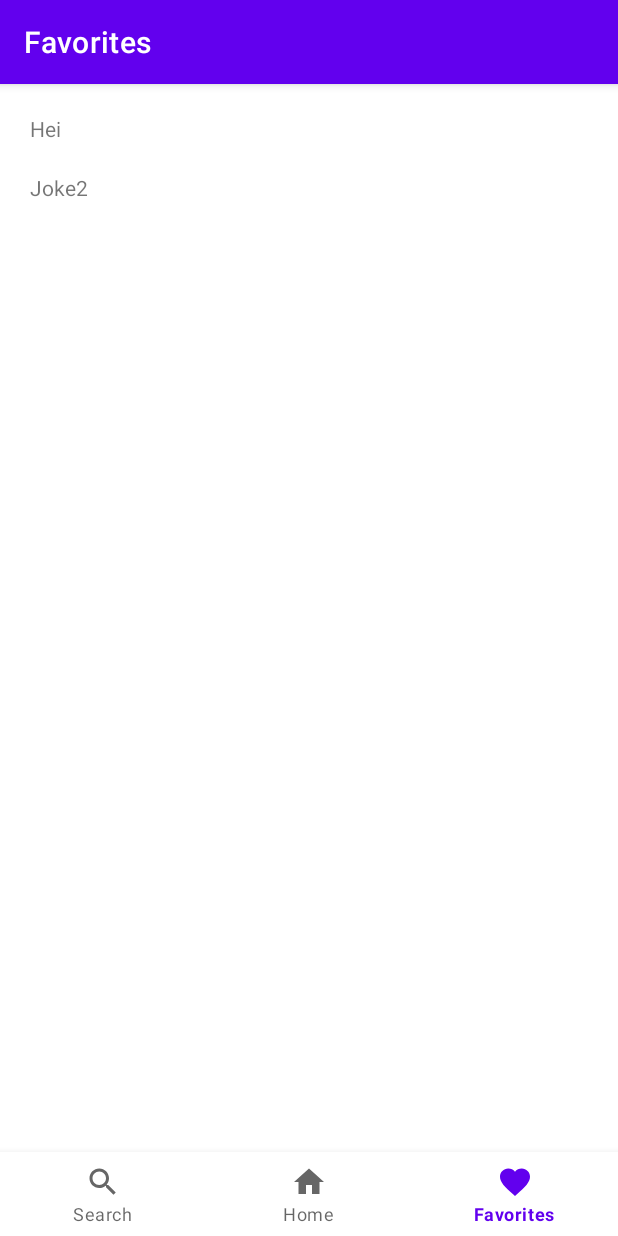
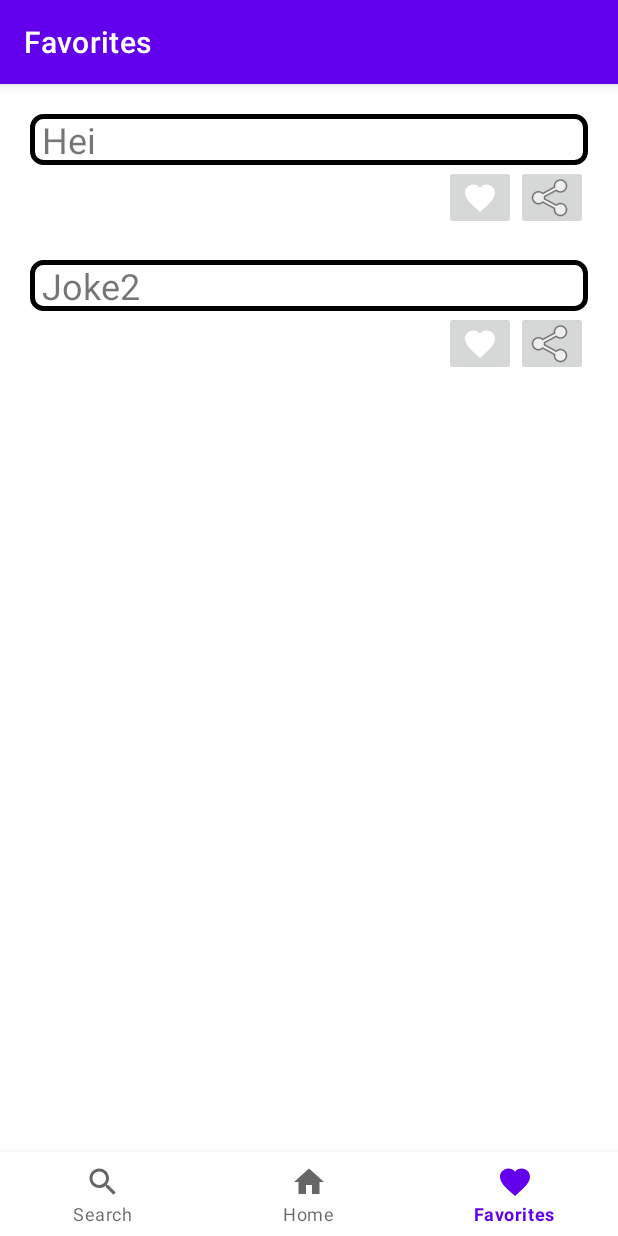
Before and after one commit to TorgeirEIkeland/Am-i-a-joke-to-you, an Android app: the NotificationsFragment screen opened through its navigation route, on a phone screen of 412 x 824 dp. Run offline under Robolectric (Android 15) with nearby library versions, the phone set to English and light mode, and no system bars; our stand-ins replace navigation-ui.

Commit message:
recyclerview buttons added

```diff
--- a/app/src/main/java/com/example/amiajoketoyouu/ui/notifications/JokeAdapter.kt
+++ b/app/src/main/java/com/example/amiajoketoyouu/ui/notifications/JokeAdapter.kt
@@ -1,9 +1,12 @@
 package com.example.amiajoketoyouu.ui.notifications
 
+import android.content.Intent
 import android.view.LayoutInflater
 import android.view.View
 import android.view.ViewGroup
+import android.widget.Button
 import android.widget.TextView
+import androidx.core.content.ContextCompat.startActivity
 import androidx.recyclerview.widget.RecyclerView
 import com.example.amiajoketoyouu.R
 
@@ -23,6 +26,8 @@ class CustomAdapter(var dataSet: List<Joke>) :
             // Define click listener for the ViewHolder's View.
 
             textView = view.findViewById(R.id.joke_textView)
+
+
 
         }
     }
--- a/app/src/main/java/com/example/amiajoketoyouu/ui/notifications/NotificationsFragment.kt
+++ b/app/src/main/java/com/example/amiajoketoyouu/ui/notifications/NotificationsFragment.kt
@@ -1,10 +1,12 @@
 package com.example.amiajoketoyouu.ui.notifications
 
+import android.content.Intent
 import android.os.Bundle
 import android.view.LayoutInflater
 import android.view.View
 import android.view.ViewGroup
 import android.widget.TextView
+import androidx.core.content.ContextCompat
 import androidx.fragment.app.Fragment
 import androidx.lifecycle.Observer
 import androidx.lifecycle.ViewModelProvider
--- /dev/null
+++ b/app/src/main/res/drawable/rounded_corners.xml
@@ -0,0 +1,17 @@
+<?xml version="1.0" encoding="UTF-8"?>
+<shape xmlns:android="http://schemas.android.com/apk/res/android">
+    <solid android:color="#ffffffff"/>
+
+    <stroke android:width="3dp"
+        android:color="#ff000000"
+        />
+
+    <padding android:left="1dp"
+        android:top="1dp"
+        android:right="1dp"
+        android:bottom="1dp"
+        />
+
+    <corners android:bottomRightRadius="7dp" android:bottomLeftRadius="7dp"
+        android:topLeftRadius="7dp" android:topRightRadius="7dp"/>
+</shape>
--- a/app/src/main/res/layout/joke_adapter_view.xml
+++ b/app/src/main/res/layout/joke_adapter_view.xml
@@ -1,5 +1,6 @@
 <?xml version="1.0" encoding="utf-8"?>
 <androidx.constraintlayout.widget.ConstraintLayout xmlns:android="http://schemas.android.com/apk/res/android"
+    xmlns:tools="http://schemas.android.com/tools"
     android:layout_width="match_parent"
     android:layout_height="wrap_content"
     xmlns:app="http://schemas.android.com/apk/res-auto">
@@ -9,9 +10,28 @@
         android:layout_width="0dp"
         android:layout_margin="20dp"
         android:layout_height="wrap_content"
+        android:textSize="24dp"
+        android:text="kdghaidgiohsfjh"
+        android:background="@drawable/rounded_corners"
         app:layout_constraintLeft_toLeftOf="parent"
         app:layout_constraintRight_toRightOf="parent"
         app:layout_constraintTop_toTopOf="parent"
+        android:paddingLeft="8dp"
         android:layout_marginTop="32dp"/>
 
+    <ImageButton
+        android:id="@+id/share_button"
+        android:layout_width="48dp"
+        android:layout_height="43dp"
+        app:layout_constraintEnd_toEndOf="@+id/joke_textView"
+        app:layout_constraintTop_toBottomOf="@+id/joke_textView"
+        app:srcCompat="@android:drawable/ic_menu_share" />
+
+    <ImageButton
+        android:id="@+id/favorite_button"
+        android:layout_width="48dp"
+        android:layout_height="43dp"
+        app:layout_constraintEnd_toStartOf="@+id/share_button"
+        app:layout_constraintTop_toTopOf="@id/share_button"
+        app:srcCompat="@drawable/ic_baseline_favorite_24" />
 </androidx.constraintlayout.widget.ConstraintLayout>
```
